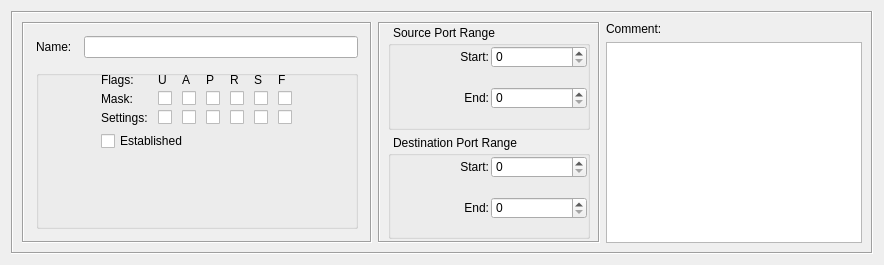
Old version of the form src/libgui/tcpservicedialog_q.ui in the repository fwbuilder/fwbuilder.
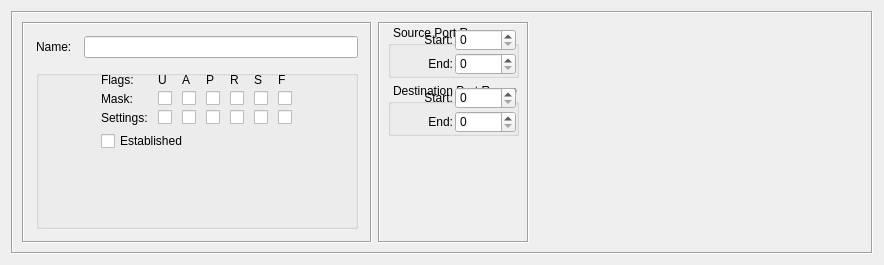
New version of the form. Custom widgets are drawn as their Qt base class.

Commit message:
Manually merged keyword management/filtering code from fortress. All dialogs modified to include custom keyword/comment widget.
Also added first cut at 'dynamic group' implementation.

The edit to the form file:
```diff
--- a/src/libgui/tcpservicedialog_q.ui
+++ b/src/libgui/tcpservicedialog_q.ui
@@ -30,11 +30,11 @@
      <property name="frameShadow" >
       <enum>QFrame::Sunken</enum>
      </property>
-     <layout class="QGridLayout" >
-      <item rowspan="2" row="0" column="0" >
-       <widget class="QFrame" name="frame35" >
-        <property name="sizePolicy" >
-         <sizepolicy vsizetype="Preferred" hsizetype="Fixed" >
+     <layout class="QHBoxLayout" name="horizontalLayout">
+      <item>
+       <widget class="QFrame" name="frame35">
+        <property name="sizePolicy">
+         <sizepolicy hsizetype="Fixed" vsizetype="Preferred">
           <horstretch>0</horstretch>
           <verstretch>0</verstretch>
          </sizepolicy>
@@ -462,10 +462,10 @@
         </layout>
        </widget>
       </item>
-      <item rowspan="2" row="0" column="1" >
-       <widget class="QFrame" name="frame36" >
-        <property name="sizePolicy" >
-         <sizepolicy vsizetype="Preferred" hsizetype="Expanding" >
+      <item>
+       <widget class="QFrame" name="frame36">
+        <property name="sizePolicy">
+         <sizepolicy hsizetype="Preferred" vsizetype="Preferred">
           <horstretch>0</horstretch>
           <verstretch>0</verstretch>
          </sizepolicy>
@@ -476,29 +476,29 @@
         <property name="frameShadow" >
          <enum>QFrame::Sunken</enum>
         </property>
-        <layout class="QGridLayout" >
-         <property name="leftMargin" >
+        <layout class="QGridLayout">
+         <property name="leftMargin">
           <number>8</number>
          </property>
-         <property name="topMargin" >
+         <property name="topMargin">
           <number>2</number>
          </property>
-         <property name="rightMargin" >
+         <property name="rightMargin">
           <number>8</number>
          </property>
-         <property name="bottomMargin" >
+         <property name="bottomMargin">
           <number>2</number>
          </property>
-         <property name="horizontalSpacing" >
+         <property name="horizontalSpacing">
           <number>2</number>
          </property>
-         <property name="verticalSpacing" >
-          <number>-1</number>
+         <property name="verticalSpacing">
+          <number>6</number>
          </property>
-         <item row="0" column="0" >
-          <widget class="QGroupBox" name="groupBox1" >
-           <property name="styleSheet" >
-            <string notr="true" >QGroupBox {
+         <item row="0" column="0">
+          <widget class="QGroupBox" name="groupBox1">
+           <property name="styleSheet">
+            <string notr="true">QGroupBox {
 	margin-top: 1ex;
 	padding-top: 1ex;
 	padding-bottom: 0px;
@@ -520,16 +520,16 @@
            <property name="title" >
             <string>Source Port Range</string>
            </property>
-           <layout class="QGridLayout" >
-            <property name="margin" >
+           <layout class="QGridLayout">
+            <property name="margin">
              <number>2</number>
             </property>
-            <property name="spacing" >
+            <property name="spacing">
              <number>2</number>
             </property>
-            <item row="0" column="1" >
-             <widget class="QSpinBox" name="ss" >
-              <property name="buttonSymbols" >
+            <item row="0" column="1">
+             <widget class="QSpinBox" name="ss">
+              <property name="buttonSymbols">
                <enum>QAbstractSpinBox::UpDownArrows</enum>
               </property>
               <property name="maximum" >
@@ -537,9 +537,9 @@
               </property>
              </widget>
             </item>
-            <item row="1" column="1" >
-             <widget class="QSpinBox" name="se" >
-              <property name="buttonSymbols" >
+            <item row="1" column="1">
+             <widget class="QSpinBox" name="se">
+              <property name="buttonSymbols">
                <enum>QAbstractSpinBox::UpDownArrows</enum>
               </property>
               <property name="maximum" >
@@ -547,9 +547,9 @@
               </property>
              </widget>
             </item>
-            <item row="0" column="0" >
-             <widget class="QLabel" name="textLabel3" >
-              <property name="text" >
+            <item row="0" column="0">
+             <widget class="QLabel" name="textLabel3">
+              <property name="text">
                <string>Start:</string>
               </property>
               <property name="alignment" >
@@ -560,9 +560,9 @@
               </property>
              </widget>
             </item>
-            <item row="1" column="0" >
-             <widget class="QLabel" name="textLabel3_2" >
-              <property name="text" >
+            <item row="1" column="0">
+             <widget class="QLabel" name="textLabel3_2">
+              <property name="text">
                <string>End:</string>
               </property>
               <property name="alignment" >
@@ -576,10 +576,10 @@
            </layout>
           </widget>
          </item>
-         <item row="1" column="0" >
-          <widget class="QGroupBox" name="groupBox1_2" >
-           <property name="styleSheet" >
-            <string notr="true" >QGroupBox {
+         <item row="1" column="0">
+          <widget class="QGroupBox" name="groupBox1_2">
+           <property name="styleSheet">
+            <string notr="true">QGroupBox {
 	margin-top: 1ex;
 	padding-top: 1ex;
 	padding-bottom: 0px;
@@ -601,16 +601,16 @@
            <property name="title" >
             <string>Destination Port Range</string>
            </property>
-           <layout class="QGridLayout" >
-            <property name="margin" >
+           <layout class="QGridLayout">
+            <property name="margin">
              <number>2</number>
             </property>
-            <property name="spacing" >
+            <property name="spacing">
              <number>2</number>
             </property>
-            <item row="0" column="1" >
-             <widget class="QSpinBox" name="ds" >
-              <property name="buttonSymbols" >
+            <item row="0" column="1">
+             <widget class="QSpinBox" name="ds">
+              <property name="buttonSymbols">
                <enum>QAbstractSpinBox::UpDownArrows</enum>
               </property>
               <property name="maximum" >
@@ -618,9 +618,9 @@
               </property>
              </widget>
             </item>
-            <item row="1" column="1" >
-             <widget class="QSpinBox" name="de" >
-              <property name="buttonSymbols" >
+            <item row="1" column="1">
+             <widget class="QSpinBox" name="de">
+              <property name="buttonSymbols">
                <enum>QAbstractSpinBox::UpDownArrows</enum>
               </property>
               <property name="maximum" >
@@ -628,9 +628,9 @@
               </property>
              </widget>
             </item>
-            <item row="0" column="0" >
-             <widget class="QLabel" name="textLabel3_3" >
-              <property name="text" >
+            <item row="0" column="0">
+             <widget class="QLabel" name="textLabel3_3">
+              <property name="text">
                <string>Start:</string>
               </property>
               <property name="alignment" >
@@ -641,9 +641,9 @@
               </property>
              </widget>
             </item>
-            <item row="1" column="0" >
-             <widget class="QLabel" name="textLabel3_2_2" >
-              <property name="text" >
+            <item row="1" column="0">
+             <widget class="QLabel" name="textLabel3_2_2">
+              <property name="text">
                <string>End:</string>
               </property>
               <property name="alignment" >
@@ -657,41 +657,29 @@
            </layout>
           </widget>
          </item>
+         <item row="2" column="0">
+          <spacer name="verticalSpacer">
+           <property name="orientation">
+            <enum>Qt::Vertical</enum>
+           </property>
+           <property name="sizeHint" stdset="0">
+            <size>
+             <width>20</width>
+             <height>40</height>
+            </size>
+           </property>
+          </spacer>
+         </item>
         </layout>
        </widget>
       </item>
-      <item row="0" column="2" >
-       <widget class="QLabel" name="textLabel2" >
-        <property name="sizePolicy" >
-         <sizepolicy vsizetype="Fixed" hsizetype="Preferred" >
+      <item>
+       <widget class="CommentKeywords" name="commentKeywords" native="true">
+        <property name="sizePolicy">
+         <sizepolicy hsizetype="Expanding" vsizetype="Expanding">
           <horstretch>0</horstretch>
           <verstretch>0</verstretch>
          </sizepolicy>
-        </property>
-        <property name="text" >
-         <string>Comment:</string>
-        </property>
-        <property name="wordWrap" >
-         <bool>false</bool>
-        </property>
-       </widget>
-      </item>
-      <item row="1" column="2" >
-       <widget class="TextEditWidget" name="comment" >
-        <property name="sizePolicy" >
-         <sizepolicy vsizetype="Expanding" hsizetype="Expanding" >
-          <horstretch>0</horstretch>
-          <verstretch>0</verstretch>
-         </sizepolicy>
-        </property>
-        <property name="minimumSize" >
-         <size>
-          <width>200</width>
-          <height>0</height>
-         </size>
-        </property>
-        <property name="tabChangesFocus" >
-         <bool>true</bool>
         </property>
        </widget>
       </item>
@@ -702,14 +690,10 @@
  </widget>
  <customwidgets>
   <customwidget>
-   <class>TextEditWidget</class>
-   <extends>QTextEdit</extends>
-   <header>TextEditWidget.h</header>
-  </customwidget>
-  <customwidget>
-   <class>QLineEdit</class>
-   <extends>QLineEdit</extends>
-   <header>QLineEdit.h</header>
+   <class>CommentKeywords</class>
+   <extends>QWidget</extends>
+   <header>CommentKeywords.h</header>
+   <container>1</container>
   </customwidget>
  </customwidgets>
  <tabstops>
```
Left out of the diff: 676 changed lines with no effect on the pictures. The commit also changes 87 other files.
